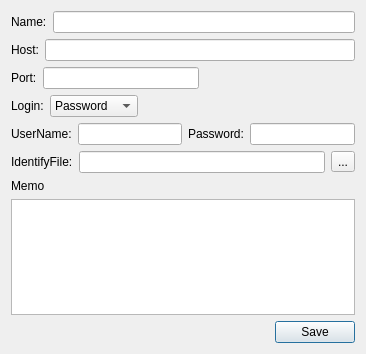
The window that woterm/qwohostinfo.ui (hongnod/woterm) describes before a commit, drawn with Qt 5.
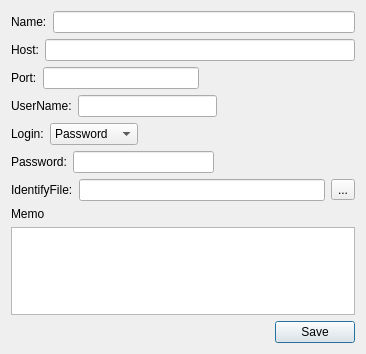
The same window after the commit.

Patch:
```diff
--- a/woterm/qwohostinfo.ui
+++ b/woterm/qwohostinfo.ui
@@ -86,6 +86,33 @@
        </item>
       </layout>
      </item>
+     <item>
+      <layout class="QHBoxLayout" name="hboxuser">
+       <item>
+        <widget class="QLabel" name="label_8">
+         <property name="text">
+          <string>UserName:</string>
+         </property>
+        </widget>
+       </item>
+       <item>
+        <widget class="QLineEdit" name="userName"/>
+       </item>
+       <item>
+        <spacer name="horizontalSpacer_5">
+         <property name="orientation">
+          <enum>Qt::Horizontal</enum>
+         </property>
+         <property name="sizeHint" stdset="0">
+          <size>
+           <width>40</width>
+           <height>20</height>
+          </size>
+         </property>
+        </spacer>
+       </item>
+      </layout>
+     </item>
      <item>
       <layout class="QHBoxLayout" name="horizontalLayout_7">
        <item>
@@ -126,16 +153,6 @@
      </item>
      <item>
       <layout class="QHBoxLayout" name="passLayout">
-       <item>
-        <widget class="QLabel" name="label_8">
-         <property name="text">
-          <string>UserName:</string>
-         </property>
-        </widget>
-       </item>
-       <item>
-        <widget class="QLineEdit" name="userName"/>
-       </item>
        <item>
         <widget class="QLabel" name="label_3">
          <property name="text">
@@ -146,6 +163,19 @@
        <item>
         <widget class="QLineEdit" name="password"/>
        </item>
+       <item>
+        <spacer name="horizontalSpacer_4">
+         <property name="orientation">
+          <enum>Qt::Horizontal</enum>
+         </property>
+         <property name="sizeHint" stdset="0">
+          <size>
+           <width>40</width>
+           <height>20</height>
+          </size>
+         </property>
+        </spacer>
+       </item>
       </layout>
      </item>
      <item>
```
Left out of the diff: 3 changed lines with no effect on the pictures.
